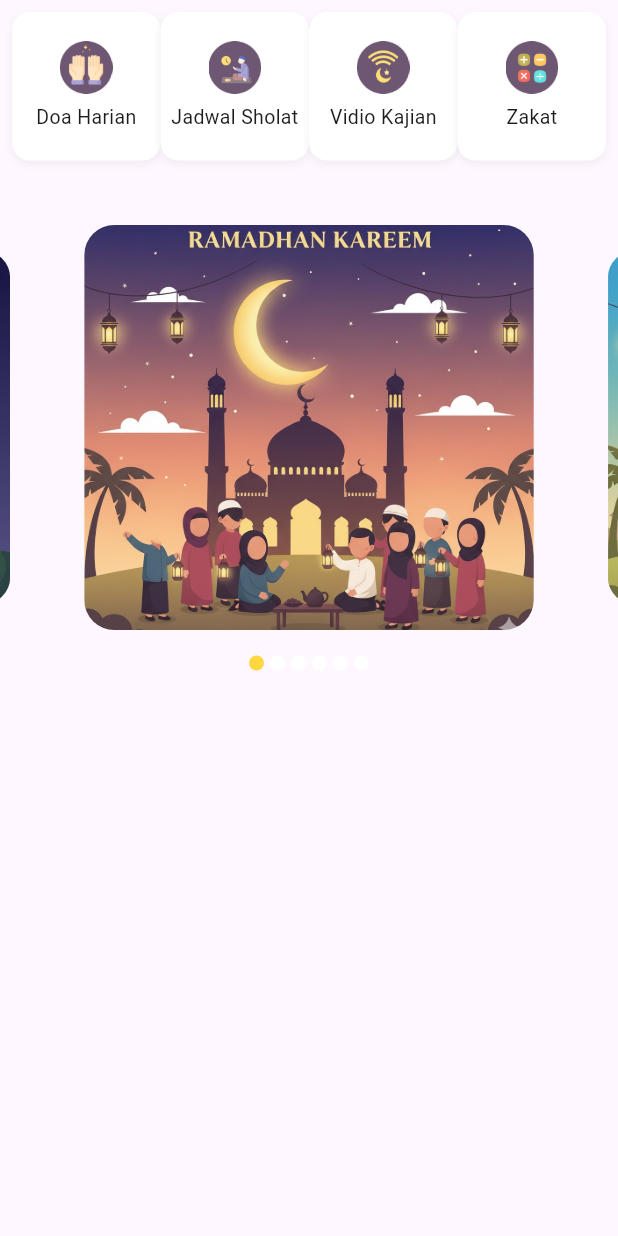
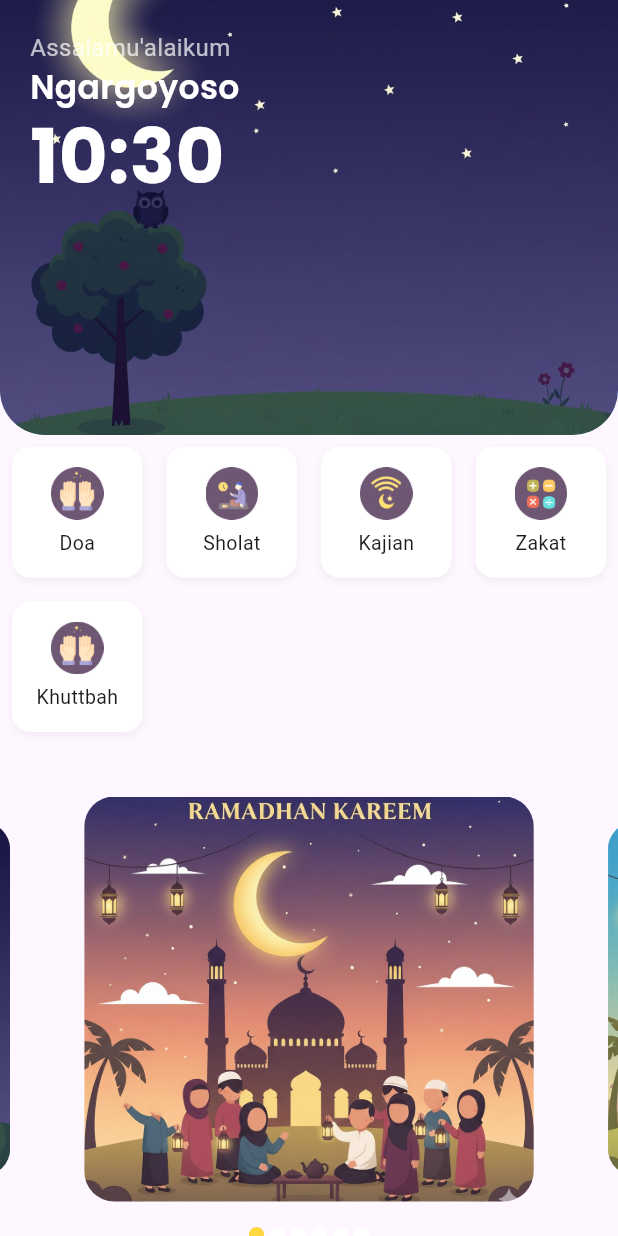
Before and after one commit to Dzaka29/super-bitaqwa, a Flutter app: the screen it shows after launch, on a phone screen of 412 x 824 dp. Run offline on Flutter 3.47's test engine with Material 3 defaults, Android fonts, the phone set to English and light mode, and no system bars; drawn by our look-alikes of carousel_slider; our stand-ins replace geocoding, geolocator, permission_handler, shared_preferences; missing offline and left inert: string_similarity; Roboto replaces fonts that are missing (PoppinsRegular).

Commit message:
Belajar Membuat dasbord Islami

```diff
--- a/lib/pages/home_page.dart
+++ b/lib/pages/home_page.dart
@@ -34,9 +34,14 @@ class _HomePageState extends State<HomePage> {
   @override
   Widget build(BuildContext context) {
     return Scaffold(
-      body: SingleChildScrollView(
+      body: SafeArea(
+        child: SingleChildScrollView(
           child: Column(
             children: <Widget>[
+              //=========================================
+              //[MENU WAKTU SHOLAT BY LOKASI]
+              //=========================================
+              _buildHeroSection(),
               // ========================================
               //[menu GRID SECTION]
               // ========================================
@@ -48,6 +53,66 @@ class _HomePageState extends State<HomePage> {
             ],
           ),
         ),
+      ),
+    );
+  }
+  //=========================================
+  //[MENU HERO WIDGET]
+  //=========================================
+  Widget _buildHeroSection() {
+    return Stack(
+      clipBehavior: Clip.none,
+      children: [
+        Container(
+          width: double.infinity,
+          height: 290,
+          decoration: BoxDecoration(
+            color: Color(0xFFB3E5FC),
+            borderRadius: BorderRadius.only(
+              bottomRight: Radius.circular(30),
+              bottomLeft: Radius.circular(30)
+            ),
+            image: DecorationImage(image: AssetImage('assets/images/night.jpg'),
+            fit: BoxFit.cover)
+          ),
+          child: Padding(
+            padding: const EdgeInsets.symmetric(
+              horizontal: 20,
+              vertical: 20
+            ),
+            child: Column(
+              crossAxisAlignment: CrossAxisAlignment.start,
+              children: <Widget>[
+                Text(
+                  'Assalamu\'alaikum',
+                  style: TextStyle(
+                    fontFamily: 'PoppinsRegular',
+                    color: Colors.white70,
+                    fontSize: 16
+                  ),
+                ),
+                Text(
+                  'Ngargoyoso',
+                  style: TextStyle(
+                    fontFamily: 'PoppinsSemiBold',
+                    fontSize: 22,
+                    color: Colors.white,
+                  ),
+                ),
+                Text(
+                DateFormat('HH:mm').format(DateTime.now()),
+                style: TextStyle(
+                  fontFamily: 'PoppinsBold',
+                  fontSize: 50,
+                  height: 1.2,
+                  color: Colors.white
+                  ),
+                )
+              ],
+            ),
+          ),
+        ),
+      ],
     );
   }
   //=========================================
@@ -59,8 +124,14 @@ class _HomePageState extends State<HomePage> {
     String routeName,
   )
   {
-    return InkWell(
-      onTap: () {},
+    return Material(
+      color: Colors.transparent,
+      child: InkWell(
+        onTap: () {
+          Navigator.pushNamed(context, routeName);
+        },
+        borderRadius: BorderRadius.circular(12),
+        splashColor: Colors.amber.withOpacity(0.2),
         child: Container(
           decoration: BoxDecoration(
             color: Colors.white,
@@ -88,6 +159,7 @@ class _HomePageState extends State<HomePage> {
             ],
           ),
         ),
+      ),
     );
   }
   // ========================================
@@ -99,21 +171,23 @@ class _HomePageState extends State<HomePage> {
       child: GridView.count(
         crossAxisCount: 4,
         shrinkWrap: true,
+        mainAxisSpacing: 16,
+        crossAxisSpacing: 16,
         physics: const NeverScrollableScrollPhysics(),
         children: [
           _buildMenuItem(
           'assets/images/ic_menu_doa.png',
-          'Doa Harian',
+          'Doa',
           '/doa',
           ),
           _buildMenuItem(
           'assets/images/ic_menu_jadwal_sholat.png',
-          'Jadwal Sholat',
+          'Sholat',
           '/doa',
           ),
           _buildMenuItem(
             'assets/images/ic_menu_video_kajian.png',
-            'Vidio Kajian',
+            'Kajian',
             '/doa',
           ),
           _buildMenuItem(
@@ -121,6 +195,10 @@ class _HomePageState extends State<HomePage> {
             'Zakat',
             '/doa'
           ),
+          _buildMenuItem(
+            'assets/images/ic_menu_doa.png',
+            'Khuttbah',
+            '/doa',)
         ],
       ),
     );
```
Also changed, not shown: 1 other file. Lines whose indentation alone changed are shown as unchanged.
